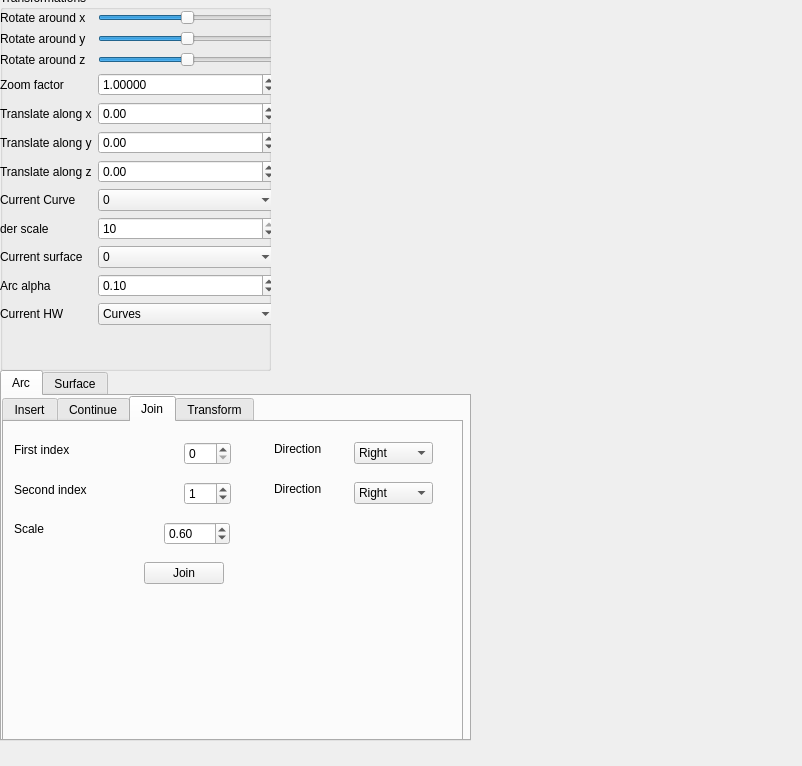
Above: Qtframework/GUI/SideWidget.ui from BNandor/Computer-Aided-Geometric-Design before the change. Below: the same form after it.
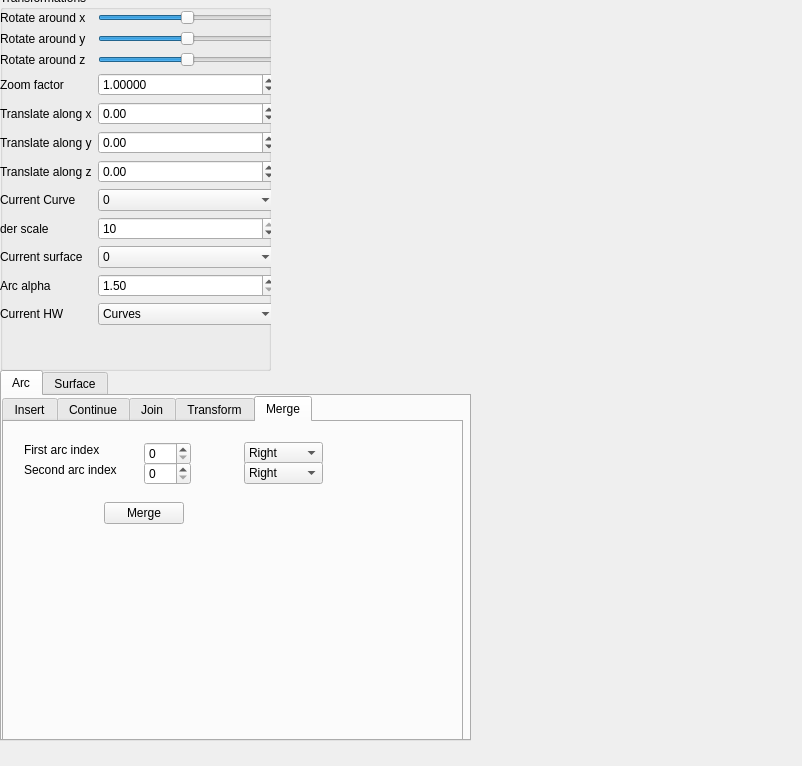
That is the form after the change.

Commit message: added merge tab, functionality

The edit to the form file:
```diff
--- a/Qtframework/GUI/SideWidget.ui
+++ b/Qtframework/GUI/SideWidget.ui
@@ -360,13 +360,13 @@
      <item row="10" column="1">
       <widget class="QDoubleSpinBox" name="ArcAlphaSpinBox">
        <property name="minimum">
-        <double>0.010000000000000</double>
+        <double>1.500000000000000</double>
        </property>
        <property name="singleStep">
         <double>1.000000000000000</double>
        </property>
        <property name="value">
-        <double>0.100000000000000</double>
+        <double>1.500000000000000</double>
        </property>
       </widget>
      </item>
@@ -399,7 +399,7 @@
       </rect>
      </property>
      <property name="currentIndex">
-      <number>2</number>
+      <number>4</number>
      </property>
      <widget class="QWidget" name="arc_insert_tab">
       <attribute name="title">
@@ -1100,6 +1100,110 @@
        </property>
       </widget>
      </widget>
+     <widget class="QWidget" name="tab_3">
+      <attribute name="title">
+       <string>Merge</string>
+      </attribute>
+      <widget class="QLabel" name="label_30">
+       <property name="geometry">
+        <rect>
+         <x>20</x>
+         <y>20</y>
+         <width>111</width>
+         <height>16</height>
+        </rect>
+       </property>
+       <property name="text">
+        <string>First arc index</string>
+       </property>
+      </widget>
+      <widget class="QLabel" name="label_31">
+       <property name="geometry">
+        <rect>
+         <x>20</x>
+         <y>40</y>
+         <width>111</width>
+         <height>16</height>
+        </rect>
+       </property>
+       <property name="text">
+        <string>Second arc index</string>
+       </property>
+      </widget>
+      <widget class="QSpinBox" name="ArcMergeFirstIndex">
+       <property name="geometry">
+        <rect>
+         <x>140</x>
+         <y>20</y>
+         <width>47</width>
+         <height>23</height>
+        </rect>
+       </property>
+      </widget>
+      <widget class="QSpinBox" name="ArcMergeSecondIndex">
+       <property name="geometry">
+        <rect>
+         <x>140</x>
+         <y>40</y>
+         <width>47</width>
+         <height>23</height>
+        </rect>
+       </property>
+      </widget>
+      <widget class="QPushButton" name="ArcMergeButton">
+       <property name="geometry">
+        <rect>
+         <x>100</x>
+         <y>80</y>
+         <width>80</width>
+         <height>22</height>
+        </rect>
+       </property>
+       <property name="text">
+        <string>Merge</string>
+       </property>
+      </widget>
+      <widget class="QComboBox" name="ArcMergeFirstDirection">
+       <property name="geometry">
+        <rect>
+         <x>240</x>
+         <y>20</y>
+         <width>79</width>
+         <height>22</height>
+        </rect>
+       </property>
+       <item>
+        <property name="text">
+         <string>Right</string>
+        </property>
+       </item>
+       <item>
+        <property name="text">
+         <string>Left</string>
+        </property>
+       </item>
+      </widget>
+      <widget class="QComboBox" name="ArcMergeSecondDirection">
+       <property name="geometry">
+        <rect>
+         <x>240</x>
+         <y>40</y>
+         <width>79</width>
+         <height>22</height>
+        </rect>
+       </property>
+       <item>
+        <property name="text">
+         <string>Right</string>
+        </property>
+       </item>
+       <item>
+        <property name="text">
+         <string>Left</string>
+        </property>
+       </item>
+      </widget>
+     </widget>
     </widget>
    </widget>
    <widget class="QWidget" name="surface_tab">
```
Left out of the diff: 2 changed lines with no effect on the pictures. The commit also changes 5 other files.
